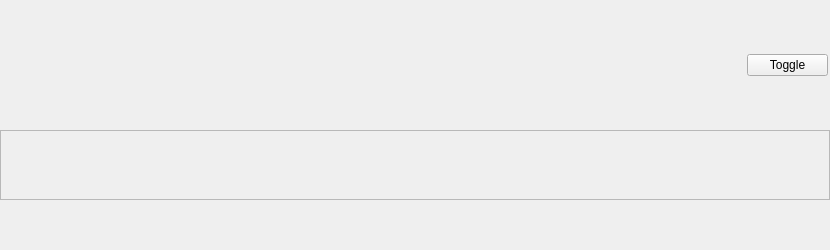
Old version of the form Qt/tablerow.ui in the repository Assimilater/Questions.
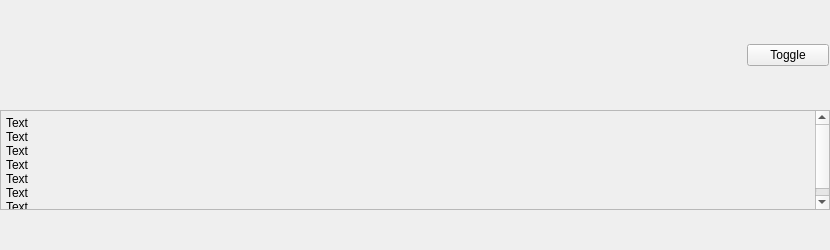
New version of the form.

Patch:
```diff
--- a/Qt/tablerow.ui
+++ b/Qt/tablerow.ui
@@ -16,6 +16,12 @@
     <verstretch>0</verstretch>
    </sizepolicy>
   </property>
+  <property name="minimumSize">
+   <size>
+    <width>830</width>
+    <height>0</height>
+   </size>
+  </property>
   <property name="windowTitle">
    <string>Form</string>
   </property>
@@ -194,7 +200,7 @@
        <rect>
         <x>746</x>
         <y>0</y>
-        <width>83</width>
+        <width>84</width>
         <height>30</height>
        </rect>
       </property>
@@ -283,8 +289,8 @@
           <rect>
            <x>0</x>
            <y>0</y>
-           <width>829</width>
-           <height>26</height>
+           <width>808</width>
+           <height>124</height>
           </rect>
          </property>
          <property name="sizePolicy">
@@ -317,6 +323,15 @@
               <verstretch>0</verstretch>
              </sizepolicy>
             </property>
+            <property name="text">
+             <string>Text 
+Text 
+Text 
+Text 
+Text 
+Text 
+Text</string>
+            </property>
             <property name="wordWrap">
              <bool>true</bool>
             </property>
```
Left out of the diff: 3 changed lines with no effect on the pictures.
